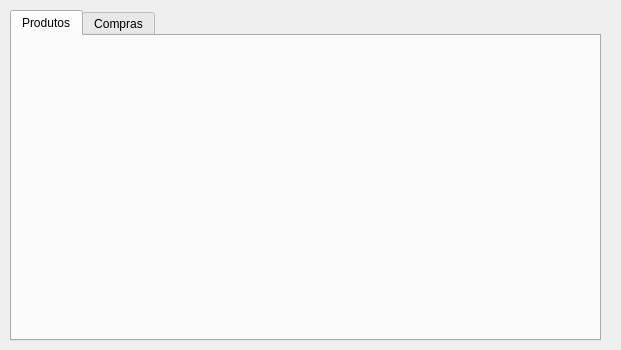
Above: Estoque/telapedidoscliente.ui from grochavieira/ControleDeEstoque before the change. Below: the same form after it.
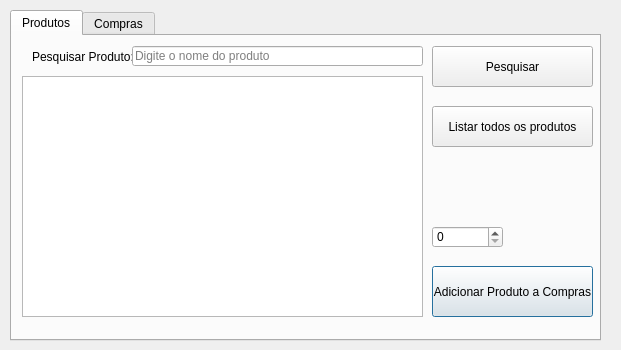
That is the form after the change. The open tabs and pages were chosen to show the change.

What changed in the file:
```diff
--- a/Estoque/telapedidoscliente.ui
+++ b/Estoque/telapedidoscliente.ui
@@ -29,6 +29,91 @@
     <attribute name="title">
      <string>Produtos</string>
     </attribute>
+    <widget class="QTableWidget" name="twCompraCliente">
+     <property name="geometry">
+      <rect>
+       <x>10</x>
+       <y>40</y>
+       <width>401</width>
+       <height>241</height>
+      </rect>
+     </property>
+    </widget>
+    <widget class="QPushButton" name="buttonAdiciona">
+     <property name="geometry">
+      <rect>
+       <x>420</x>
+       <y>230</y>
+       <width>161</width>
+       <height>51</height>
+      </rect>
+     </property>
+     <property name="text">
+      <string>Adicionar Produto a Compras</string>
+     </property>
+    </widget>
+    <widget class="QPushButton" name="buttonListar">
+     <property name="geometry">
+      <rect>
+       <x>420</x>
+       <y>70</y>
+       <width>161</width>
+       <height>41</height>
+      </rect>
+     </property>
+     <property name="text">
+      <string>Listar todos os produtos</string>
+     </property>
+    </widget>
+    <widget class="QPushButton" name="buttonPesquisar">
+     <property name="geometry">
+      <rect>
+       <x>420</x>
+       <y>10</y>
+       <width>161</width>
+       <height>41</height>
+      </rect>
+     </property>
+     <property name="text">
+      <string>Pesquisar</string>
+     </property>
+    </widget>
+    <widget class="QLabel" name="label">
+     <property name="geometry">
+      <rect>
+       <x>20</x>
+       <y>10</y>
+       <width>101</width>
+       <height>21</height>
+      </rect>
+     </property>
+     <property name="text">
+      <string>Pesquisar Produto:</string>
+     </property>
+    </widget>
+    <widget class="QLineEdit" name="txtPesquisar">
+     <property name="geometry">
+      <rect>
+       <x>120</x>
+       <y>10</y>
+       <width>291</width>
+       <height>20</height>
+      </rect>
+     </property>
+     <property name="placeholderText">
+      <string>Digite o nome do produto</string>
+     </property>
+    </widget>
+    <widget class="QSpinBox" name="spnQuantidade">
+     <property name="geometry">
+      <rect>
+       <x>420</x>
+       <y>190</y>
+       <width>71</width>
+       <height>22</height>
+      </rect>
+     </property>
+    </widget>
    </widget>
    <widget class="QWidget" name="tab_2">
     <attribute name="title">
```
Left out of the diff: 38 changed lines with no effect on the pictures.
